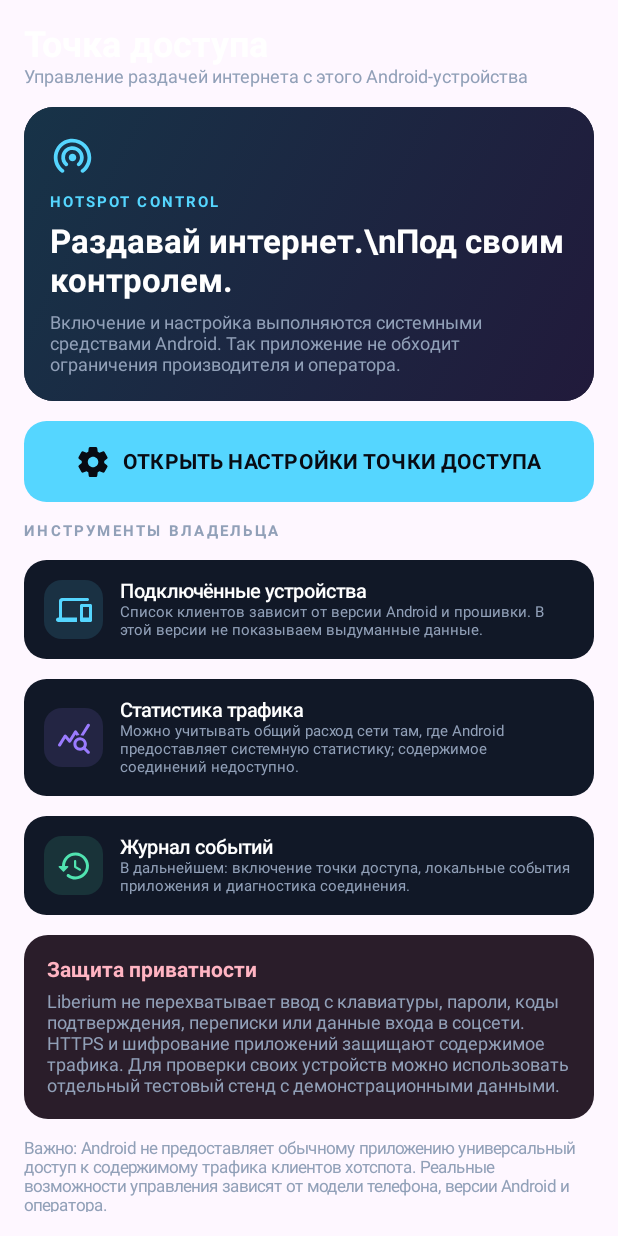
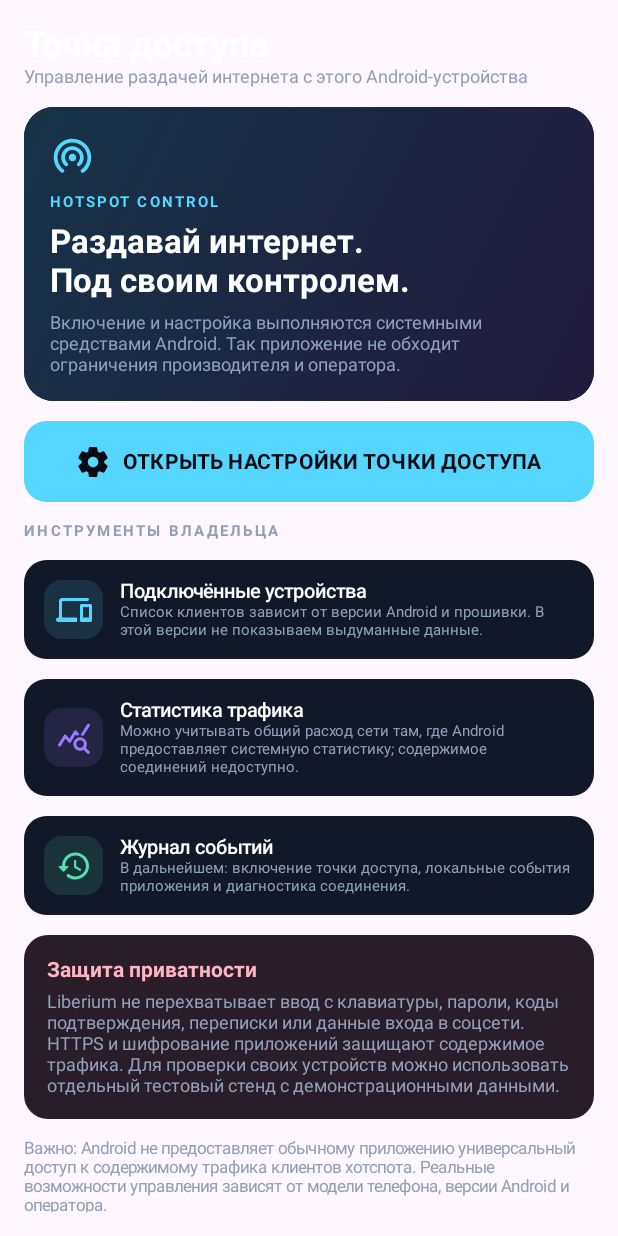
Before and after one commit to Liberator481993/Liberium-BLE-Lab, an Android app built with Jetpack Compose: the composable HotspotScreen shown on its own in the app's theme, on a phone screen of 412 x 824 dp. Run offline under Robolectric (Android 15) with nearby library versions, the phone set to English and light mode, and no system bars.

Commit message:
Fix hotspot headline line break

```diff
--- a/app/src/main/java/com/liberium/blelab/MainActivity.kt
+++ b/app/src/main/java/com/liberium/blelab/MainActivity.kt
@@ -528,7 +528,7 @@ private val profiles = listOf(
                     Spacer(Modifier.height(10.dp))
                     Text("HOTSPOT CONTROL", color = Cyan, fontSize = 10.sp, fontWeight = FontWeight.Bold, letterSpacing = 1.4.sp)
                     Spacer(Modifier.height(7.dp))
-                    Text("Раздавай интернет.\\nПод своим контролем.", color = Color.White, fontSize = 22.sp, fontWeight = FontWeight.Bold)
+                    Text("Раздавай интернет.\nПод своим контролем.", color = Color.White, fontSize = 22.sp, fontWeight = FontWeight.Bold)
                     Spacer(Modifier.height(8.dp))
                     Text("Включение и настройка выполняются системными средствами Android. Так приложение не обходит ограничения производителя и оператора.", color = Muted, fontSize = 12.sp)
                 }
```
